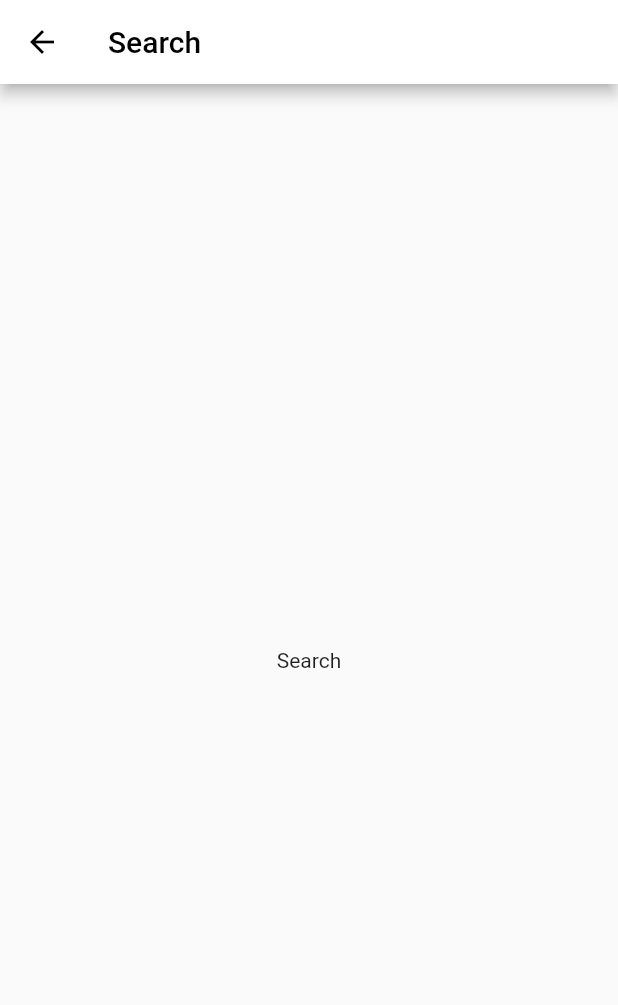
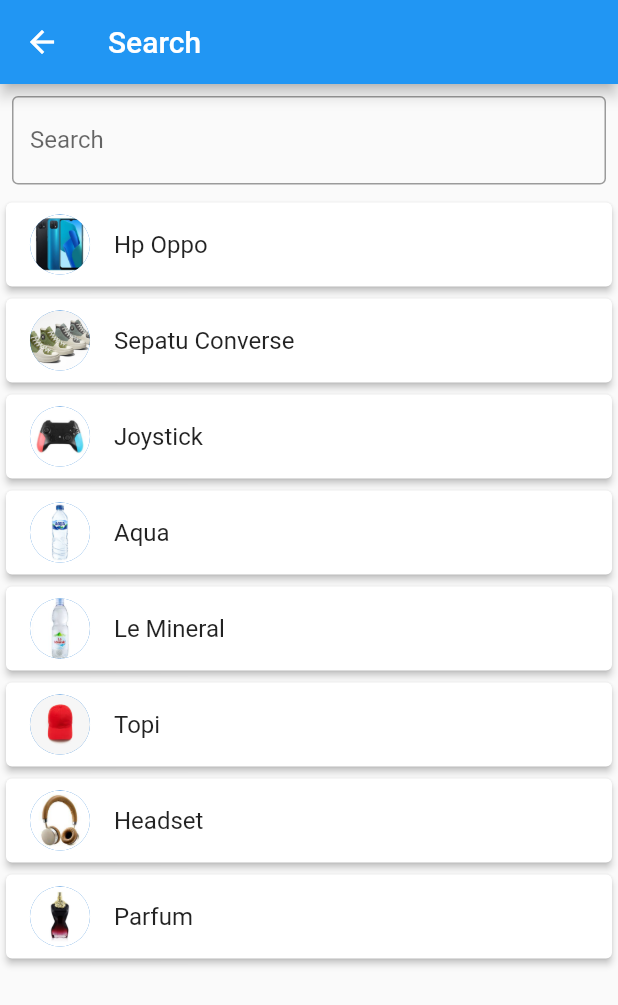
Before and after one commit to danielhartonohonoris/marketplaceuas, a Flutter app: the SearchPage screen opened directly, on a phone screen of 412 x 824 dp. Shown: the top 1005 px of the screen. Run offline on Flutter 3.47's test engine with Material 2 defaults, Android fonts, the phone set to English and light mode, and no system bars; our stand-ins replace carousel_slider, google_nav_bar.

Commit message:
Membuat SearchPage dengan memfilter barang dan menampilkan barangnya

```diff
--- a/lib/NavbarPage/home.dart
+++ b/lib/NavbarPage/home.dart
@@ -165,7 +165,7 @@
                                 //Memanggil fungsi untuk membuat title dan icon
                                 category.title,
                                 category.icon,
-                                //fungsi untuk menavigasi ke halaman kategori
+                                //Fungsi untuk menavigasi ke halaman kategori
                                 () {
                                   _navigateToCategoryPage(
                                     context,
@@ -635,7 +635,7 @@
     );
   }
 
-  //widget yang membuat page baru dari masing-masing kategori.
+  //Widget yang membuat page baru dari masing-masing kategori.
   Widget _buildCategoryCard(
       String judul, IconData ikon, VoidCallback onPressed) {
     return GestureDetector(
--- a/lib/main.dart
+++ b/lib/main.dart
@@ -5,7 +5,7 @@
 import 'package:test4/NavbarPage/home.dart';
 import 'package:test4/NavbarPage/likes.dart';
 import 'package:test4/LoginPage/login_page.dart';
-import 'package:test4/searchpage.dart';
+import 'package:test4/searchProduct/searchpage.dart';
 
 void main() {
   runApp(MaterialApp(
--- /dev/null
+++ b/lib/searchProduct/Aqua.dart
@@ -0,0 +1,12 @@
+import 'package:test4/searchProduct/searchpage.dart';
+
+class Aqua extends Item {
+  Aqua(String name, String imagePath, double price)
+      : super(
+          name,
+          imagePath,
+          price,
+          description: 'Air minum Aqua dengan kualitas terbaik untuk menjaga kesehatan Anda.',
+          features: ['Sumber air alami', 'Proses penyaringan yang ketat', 'Botol ramah lingkungan'],
+        );
+}
--- /dev/null
+++ b/lib/searchProduct/Headset.dart
@@ -0,0 +1,12 @@
+import 'package:test4/searchProduct/searchpage.dart';
+
+class Headset extends Item {
+  Headset(String name, String imagePath, double price)
+      : super(
+          name,
+          imagePath,
+          price,
+          description: 'Headset premium dengan kualitas suara yang bagus untuk pengalaman mendengarkan yang keren.',
+          features: ['Suara berkualitas tinggi', 'Desain noise-canceling', 'Nyaman dipakai dalam waktu lama'],
+        );
+}
--- /dev/null
+++ b/lib/searchProduct/HpOppo.dart
@@ -0,0 +1,12 @@
+import 'package:test4/searchProduct/searchpage.dart';
+
+class HpOppo extends Item {
+  HpOppo(String name, String imagePath, double price)
+      : super(
+          name,
+          imagePath,
+          price,
+          description: 'Smartphone Oppo dengan kinerja canggih dan desain elegan.',
+          features: ['Kamera berkualitas tinggi', 'Baterai tahan lama', 'Layar yang besar'],
+        );
+}
--- /dev/null
+++ b/lib/searchProduct/Joystick.dart
@@ -0,0 +1,12 @@
+import 'package:test4/searchProduct/searchpage.dart';
+
+class Joystick extends Item {
+  Joystick(String name, String imagePath, double price)
+      : super(
+          name,
+          imagePath,
+          price,
+          description: 'Joystick gaming dengan kontrol presisi untuk pengalaman bermain yang maksimal.',
+          features: ['Kontrol analog presisi', 'Desain elegan', 'Kompatibel dengan berbagai platform'],
+        );
+}
--- /dev/null
+++ b/lib/searchProduct/LeMineral.dart
@@ -0,0 +1,12 @@
+import 'package:test4/searchProduct/searchpage.dart';
+
+class LeMineral extends Item {
+  LeMineral(String name, String imagePath, double price)
+      : super(
+          name,
+          imagePath,
+          price,
+          description: 'Air mineral Le Mineral dengan kandungan mineral yang baik untuk tubuh.',
+          features: ['Kaya akan mineral', 'Meningkatkan hidrasi', 'Cocok untuk gaya hidup aktif'],
+        );
+}
--- /dev/null
+++ b/lib/searchProduct/Parfum.dart
@@ -0,0 +1,12 @@
+import 'package:test4/searchProduct/searchpage.dart';
+
+class Parfum extends Item {
+  Parfum(String name, String imagePath, double price)
+      : super(
+          name,
+          imagePath,
+          price,
+          description: 'Parfum dengan aroma mewah dan tahan lama untuk meningkatkan kepercayaan diri Anda.',
+          features: ['Aroma eksklusif', 'Tahan lama', 'Botol elegan'],
+        );
+}
--- /dev/null
+++ b/lib/searchProduct/SepatuConverse.dart
@@ -0,0 +1,12 @@
+import 'package:test4/searchProduct/searchpage.dart';
+
+class SepatuConverse extends Item {
+  SepatuConverse(String name, String imagePath, double price)
+      : super(
+          name,
+          imagePath,
+          price,
+          description: 'Sepatu casual Converse yang nyaman digunakan sehari-hari.',
+          features: ['Desain Elegan', 'Nyaman di kaki', 'Tidak mudah rusak'],
+        );
+}
--- /dev/null
+++ b/lib/searchProduct/Topi.dart
@@ -0,0 +1,12 @@
+import 'package:test4/searchProduct/searchpage.dart';
+
+class Topi extends Item {
+  Topi(String name, String imagePath, double price)
+      : super(
+          name,
+          imagePath,
+          price,
+          description: 'Topi trendy untuk gaya kasual yang menarik perhatian.',
+          features: ['Desain bagus', 'Nyaman dipakai', 'Cocok untuk berbagai kesempatan'],
+        );
+}
--- /dev/null
+++ b/lib/searchProduct/searchpage.dart
@@ -0,0 +1,230 @@
+import 'package:flutter/material.dart';
+import 'package:intl/intl.dart';
+import 'package:test4/searchProduct/Aqua.dart';
+import 'package:test4/searchProduct/Headset.dart';
+import 'package:test4/searchProduct/HpOppo.dart';
+import 'package:test4/searchProduct/Joystick.dart';
+import 'package:test4/searchProduct/LeMineral.dart';
+import 'package:test4/searchProduct/Parfum.dart';
+import 'package:test4/searchProduct/SepatuConverse.dart';
+import 'package:test4/searchProduct/Topi.dart';
+
+class SearchPage extends StatefulWidget {
+  @override
+  State<SearchPage> createState() => _SearchPageState();
+}
+
+class _SearchPageState extends State<SearchPage> {
+  final TextEditingController _searchController = TextEditingController();
+  //List Barang
+  final List<Item> _dataList = [
+    HpOppo("Hp Oppo", "image/hp.jpg", 2000.0),
+    SepatuConverse("Sepatu Converse", "image/sepatu.jpg", 800.0),
+    Joystick("Joystick", "image/joystick.jpeg", 300.0),
+    Aqua("Aqua", "image/aqua.jpg", 4.0),
+    LeMineral("Le Mineral", "image/le_mineral.jpeg", 4.0),
+    Topi("Topi", "image/topi.jpeg", 20.0),
+    Headset("Headset", "image/headset.jpeg", 300.0),
+    Parfum("Parfum", "image/parfum.jpg", 250.0),
+  ];
+
+  //Memfilter daftar barang berdasarkan nama sesuai dengan input pencarian
+  void _filterList(String searchQuery) {
+     //diupdate setiap kata-kata berubah
+    _filteredDataList.clear();
+    if (searchQuery.isEmpty) {
+      //diupdate setiap kata-kata berubah
+      _filteredDataList.addAll(_dataList);
+    } else {
+      _dataList.forEach((item) {
+        if (item.name.toLowerCase().contains(searchQuery.toLowerCase())) {
+          //diupdate setiap kata-kata berubah
+          _filteredDataList.add(item);
+        }
+      });
+    }
+    setState(() {});
+  }
+
+  @override
+  void initState() {
+    super.initState();
+    _filteredDataList.addAll(_dataList);
+  }
+
+  List<Item> _filteredDataList = [];
+
+
+  @override
+  Widget build(BuildContext context) {
+    return Scaffold(
+      appBar: AppBar(
+        title: const Text('Search'),
+      ),
+      body: Column(
+        children: [
+          Padding(
+            padding: const EdgeInsets.all(8.0),
+            child: TextField(
+              controller: _searchController,
+              onChanged: (value) {
+                _filterList(value);
+              },
+              decoration: const InputDecoration(
+                labelText: 'Search',
+                border: OutlineInputBorder(),
+              ),
+            ),
+          ),
+          Expanded(
+            child: ListView.builder(
+              itemCount: _filteredDataList.length,
+              itemBuilder: (context, index) {
+                return GestureDetector(
+                  onTap: () {
+                    Navigator.push(
+                      context,
+                      MaterialPageRoute(
+                        builder: (context) =>
+                            DetailPage(item: _filteredDataList[index]),
+                      ),
+                    );
+                  },
+                  child: Card(
+                    elevation: 2.0,
+                    child: ListTile(
+                      leading: Hero(
+                        tag: 'hero-tag-${_filteredDataList[index].name}',
+                        child: CircleAvatar(
+                          backgroundImage:
+                              AssetImage(_filteredDataList[index].imagePath),
+                        ),
+                      ),
+                      title: Text(_filteredDataList[index].name),
+                    ),
+                  ),
+                );
+              },
+            ),
+          ),
+        ],
+      ),
+    );
+  }
+}
+
+class Item {
+  final String name;
+  final String imagePath;
+  final double price;
+  final String description;
+  final List<String> features;
+
+  Item(
+    this.name,
+    this.imagePath,
+    this.price, {
+    required this.description,
+    required this.features,
+  });
+}
+
+class DetailPage extends StatelessWidget {
+  final Item item;
+
+  DetailPage({required this.item});
+
+  @override
+  Widget build(BuildContext context) {
+    final priceformat = NumberFormat('#,###.000', 'en_US');
+    final formattedPrice = priceformat.format(item.price);
+
+    //diformat menjadi bagian bilangan bulat dan desimal yang bisa mempunyai "." atau "," lebih dari satu
+    final parts = formattedPrice.split('.');
+    final integerPart = parts[0];
+    final decimalPart = parts.length > 1 ? parts[1] : '';
+
+    return Scaffold(
+      appBar: AppBar(
+        title: Text(item.name),
+      ),
+      body: SafeArea(
+        child: Padding(
+          padding: const EdgeInsets.all(16.0),
+          child: Column(
+            crossAxisAlignment: CrossAxisAlignment.center,
+            children: [
+              Hero(
+                tag: 'hero-tag-${item.name}',
+                child: CircleAvatar(
+                  backgroundImage: AssetImage(item.imagePath),
+                  radius: 80,
+                ),
+              ),
+              const SizedBox(height: 20),
+              Text(
+                item.name,
+                style: const TextStyle(fontSize: 24),
+              ),
+              const SizedBox(height: 10),
+              Text(
+                'Harga: $integerPart.$decimalPart',
+                style: const TextStyle(fontSize: 18),
+              ),
+              const SizedBox(height: 20),
+              Row(
+                mainAxisAlignment: MainAxisAlignment.center,
+                children: [
+                  ElevatedButton(
+                    onPressed: () {
+
+                    },
+                    child: const Text('Add to Cart'),
+                  ),
+                  const SizedBox(width: 10),
+                  IconButton(
+                    onPressed: () {
+
+                    },
+                    icon: Icon(Icons.favorite_border),
+                    color: Colors.blue,
+                  ),
+                ],
+              ),
+              const SizedBox(height: 20),
+              Column(
+                crossAxisAlignment: CrossAxisAlignment.start,
+                children: [
+                  Text(
+                    'Deskripsi:',
+                    style: TextStyle(fontSize: 20, fontWeight: FontWeight.bold),
+                  ),
+                  const SizedBox(height: 10),
+                  Text(
+                    item.description,
+                    style: TextStyle(fontSize: 16),
+                  ),
+                  const SizedBox(height: 20),
+                  Text(
+                    'Fitur:',
+                    style: TextStyle(fontSize: 20, fontWeight: FontWeight.bold),
+                  ),
+                  const SizedBox(height: 10),
+                  Column(
+                    crossAxisAlignment: CrossAxisAlignment.start,
+                    children: item.features.map((feature) {
+                      return Text(
+                        '- $feature',
+                        style: TextStyle(fontSize: 16),
+                      );
+                    }).toList(),
+                  ),
+                ],
+              ),
+            ],
+          ),
+        ),
+      ),
+    );
+  }
+}
--- a/lib/searchpage.dart
+++ /dev/null
@@ -1,22 +0,0 @@
-import 'package:flutter/material.dart';
-
-class SearchPage extends StatefulWidget {
-  @override
-  State<SearchPage> createState() => _SearchPageState();
-}
-
-class _SearchPageState extends State<SearchPage> {
-  @override
-  Widget build(BuildContext context) {
-    return Scaffold(
-      appBar: AppBar(
-        title: const Text('Search'),
-        backgroundColor: Colors.white,
-        foregroundColor: Colors.black,
-      ),
-      body: const Center(
-        child: Text('Search'),
-      ),
-    );
-  }
-}
--- a/pubspec.yaml
+++ b/pubspec.yaml
@@ -34,6 +34,7 @@
   google_nav_bar: ^5.0.6
   animated_login: ^1.7.2
   search_page: ^2.3.0
+  intl: ^0.18.1
 
 
   # The following adds the Cupertino Icons font to your application.
@@ -68,7 +69,6 @@
      - image/iklan_1.jpg
      - image/iklan_2.jpg
      - image/iklan_3.jpg
-     - image/calculator.png
      - image/hp.jpg
      - image/sepatu.jpg
      - image/joystick.jpeg
```
Also changed, not shown: pubspec.lock.
